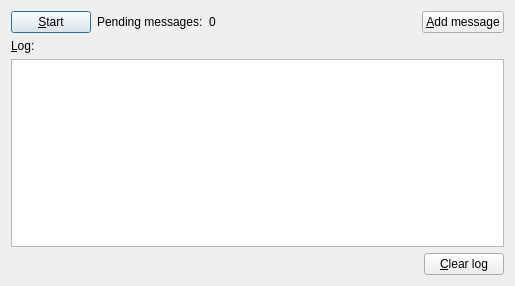
Old version of the form server/src/server.ui in the repository KL-7/client-server-notifier.
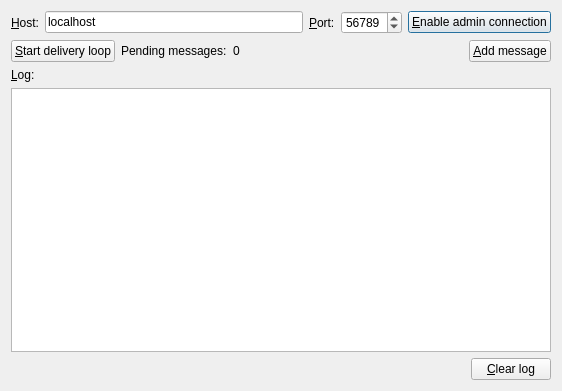
New version of the form.

Patch:
```diff
--- a/server/src/server.ui
+++ b/server/src/server.ui
@@ -6,8 +6,8 @@
    <rect>
     <x>0</x>
     <y>0</y>
-    <width>515</width>
-    <height>286</height>
+    <width>562</width>
+    <height>391</height>
    </rect>
   </property>
   <property name="minimumSize">
@@ -20,12 +20,63 @@
    <string>Server</string>
   </property>
   <layout class="QVBoxLayout" name="verticalLayout">
+   <item>
+    <layout class="QHBoxLayout" name="horizontalLayout_3">
+     <item>
+      <widget class="QLabel" name="label_2">
+       <property name="text">
+        <string>&amp;Host:</string>
+       </property>
+       <property name="buddy">
+        <cstring>hostLineEdit</cstring>
+       </property>
+      </widget>
+     </item>
+     <item>
+      <widget class="QLineEdit" name="hostLineEdit">
+       <property name="text">
+        <string>localhost</string>
+       </property>
+      </widget>
+     </item>
+     <item>
+      <widget class="QLabel" name="label_3">
+       <property name="text">
+        <string>&amp;Port:</string>
+       </property>
+       <property name="buddy">
+        <cstring>portSpinBox</cstring>
+       </property>
+      </widget>
+     </item>
+     <item>
+      <widget class="QSpinBox" name="portSpinBox">
+       <property name="minimum">
+        <number>49152</number>
+       </property>
+       <property name="maximum">
+        <number>65535</number>
+       </property>
+       <property name="value">
+        <number>56789</number>
+       </property>
+      </widget>
+     </item>
+     <item>
+      <widget class="QPushButton" name="toggleAdminConnectionPushButton">
+       <property name="text">
+        <string>&amp;Enable admin connection</string>
+       </property>
+      </widget>
+     </item>
+    </layout>
+   </item>
    <item>
     <layout class="QHBoxLayout" name="horizontalLayout">
      <item>
       <widget class="QPushButton" name="startStopPushButton">
        <property name="text">
-        <string>&amp;Start</string>
+        <string>&amp;Start delivery loop</string>
        </property>
       </widget>
      </item>
```
Left out of the diff: 2 changed lines with no effect on the pictures.
